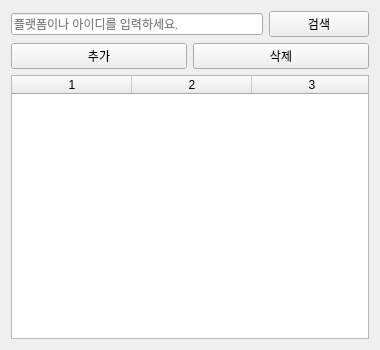
Above: pywinauto/ui_folder/ui_account_manager.ui from knitty-kim/pyside6_exercise before the change. Below: the same form after it.
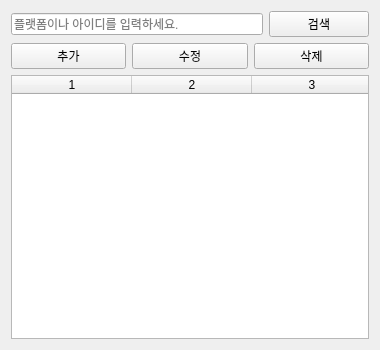
That is the form after the change.

Commit message: 1. 계정 목록 행 더블 클릭 시, 정보 자동 입력 기능 추가 2. 수정 버튼 추가 3. 수정 버튼 클릭 시, 수정 창이 열리도록 변경 4. 자동 입력 테스트

Patch:
```diff
--- a/pywinauto/ui_folder/ui_account_manager.ui
+++ b/pywinauto/ui_folder/ui_account_manager.ui
@@ -71,6 +71,13 @@
        </property>
       </widget>
      </item>
+     <item>
+      <widget class="QPushButton" name="editButton">
+       <property name="text">
+        <string>수정</string>
+       </property>
+      </widget>
+     </item>
      <item>
       <widget class="QPushButton" name="deleteButton">
        <property name="text">
```
The commit also changes 2 other files.
